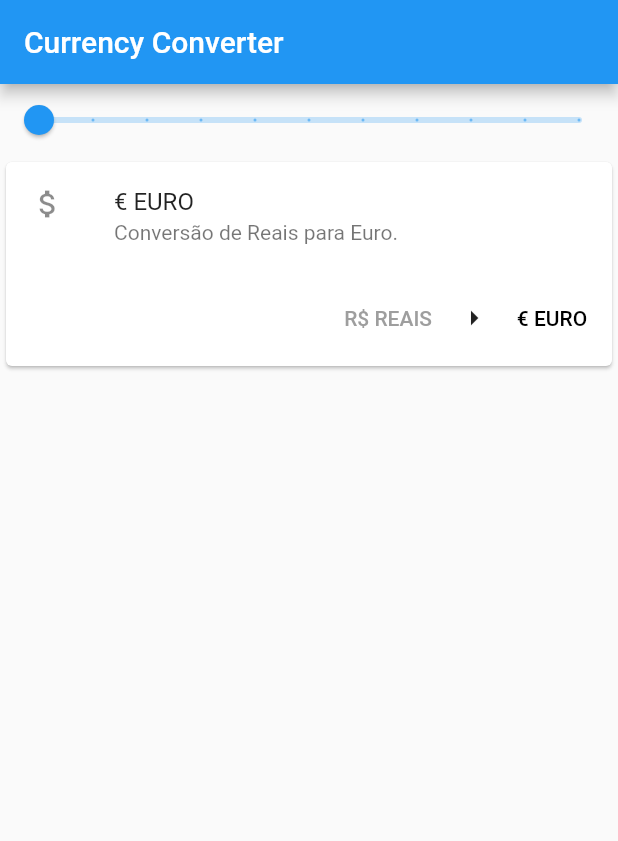
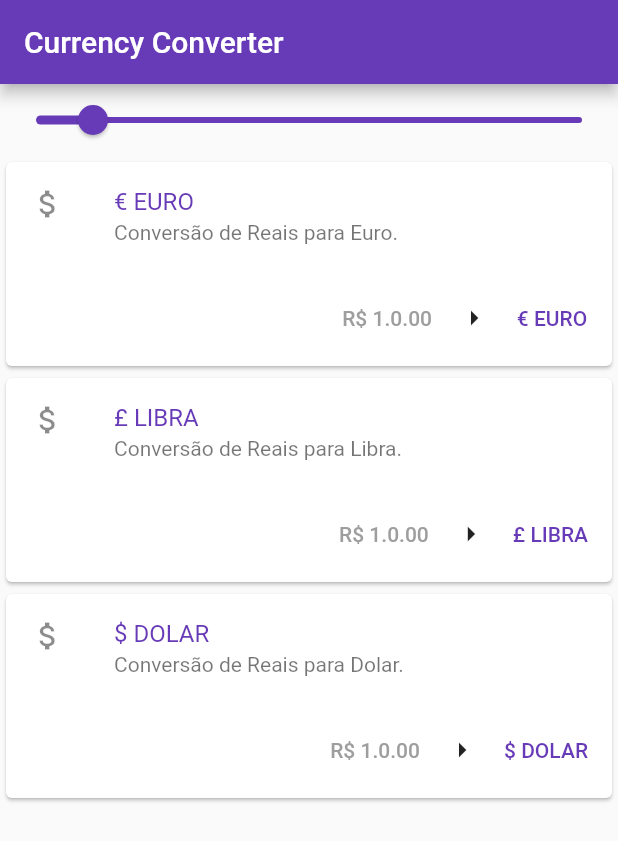
Before and after one commit to rene-kt/flutter-currency-converter, a Flutter app: the screen it shows after launch, on a phone screen of 412 x 824 dp. Shown: the top 841 px of the screen. Run offline on Flutter 3.47's test engine with Material 2 defaults, Android fonts, the phone set to English and light mode, and no system bars.

Commit message:
creating other cards

```diff
--- a/lib/main.dart
+++ b/lib/main.dart
@@ -24,11 +24,15 @@ class _HomeState extends State<Home> {
     return Scaffold(
         appBar: AppBar(
           title: Text("Currency Converter"),
+          backgroundColor: Colors.deepPurple,
         ),
-      body: Column(children: <Widget>[
+        body: SingleChildScrollView(
+          child: Column(children: <Widget>[
             Slider(
               value: _currentSliderValue,
-          min: 1,
+              activeColor: Colors.deepPurple,
+              inactiveColor: Colors.deepPurple,
+              min: 0,
               max: 10,
               divisions: 10,
               label: _currentSliderValue.round().toString(),
@@ -39,32 +43,117 @@ class _HomeState extends State<Home> {
               },
             ),
             Card(
+                child: AnimatedContainer(
+              decoration: BoxDecoration(
+                borderRadius: BorderRadius.circular(8),
+              ),
+              duration: Duration(seconds: 1),
               child: Column(
                 mainAxisSize: MainAxisSize.min,
                 children: <Widget>[
                   ListTile(
                     leading: Icon(Icons.attach_money),
-                title: Text('€ EURO'),
+                    title: Text(
+                      '€ EURO',
+                      style: TextStyle(color: Colors.deepPurple),
+                    ),
                     subtitle: Text('Conversão de Reais para Euro.'),
                   ),
                   ButtonBar(
                     children: <Widget>[
                       FlatButton(
-                    child: Text("R\$ REAIS"),
+                        child: Text("R\$ $_currentSliderValue.00"),
                         textColor: Colors.grey,
                         onPressed: () {/* ... */},
                       ),
                       Icon(Icons.arrow_right),
                       FlatButton(
-                    child: Text('€ EURO'),
+                        child: Text(
+                          '€ EURO',
+                          style: TextStyle(color: Colors.deepPurple),
+                        ),
                         onPressed: () {/* ... */},
                       ),
                     ],
                   ),
                 ],
               ),
+            )),
+            Card(
+                child: AnimatedContainer(
+              decoration: BoxDecoration(
+                borderRadius: BorderRadius.circular(8),
               ),
+              duration: Duration(seconds: 1),
+              child: Column(
+                mainAxisSize: MainAxisSize.min,
+                children: <Widget>[
+                  ListTile(
+                    leading: Icon(Icons.attach_money),
+                    title: Text(
+                      '£ LIBRA',
+                      style: TextStyle(color: Colors.deepPurple),
+                    ),
+                    subtitle: Text('Conversão de Reais para Libra.'),
+                  ),
+                  ButtonBar(
+                    children: <Widget>[
+                      FlatButton(
+                        child: Text("R\$ $_currentSliderValue.00"),
+                        textColor: Colors.grey,
+                        onPressed: () {/* ... */},
+                      ),
+                      Icon(Icons.arrow_right),
+                      FlatButton(
+                        child: Text(
+                          '£ LIBRA',
+                          style: TextStyle(color: Colors.deepPurple),
+                        ),
+                        onPressed: () {/* ... */},
+                      ),
+                    ],
+                  ),
+                ],
+              ),
+            )),
+            Card(
+                child: AnimatedContainer(
+              decoration: BoxDecoration(
+                borderRadius: BorderRadius.circular(8),
+              ),
+              duration: Duration(seconds: 1),
+              child: Column(
+                mainAxisSize: MainAxisSize.min,
+                children: <Widget>[
+                  ListTile(
+                    leading: Icon(Icons.attach_money),
+                    title: Text(
+                      '\$ DOLAR',
+                      style: TextStyle(color: Colors.deepPurple),
+                    ),
+                    subtitle: Text('Conversão de Reais para Dolar.'),
+                  ),
+                  ButtonBar(
+                    children: <Widget>[
+                      FlatButton(
+                        child: Text("R\$ $_currentSliderValue.00"),
+                        textColor: Colors.grey,
+                        onPressed: () {/* ... */},
+                      ),
+                      Icon(Icons.arrow_right),
+                      FlatButton(
+                        child: Text(
+                          '\$ DOLAR',
+                          style: TextStyle(color: Colors.deepPurple),
+                        ),
+                        onPressed: () {/* ... */},
+                      ),
+                    ],
+                  ),
+                ],
+              ),
+            )),
           ]),
-    );
+        ));
   }
 }
```
Lines whose indentation alone changed are shown as unchanged.
